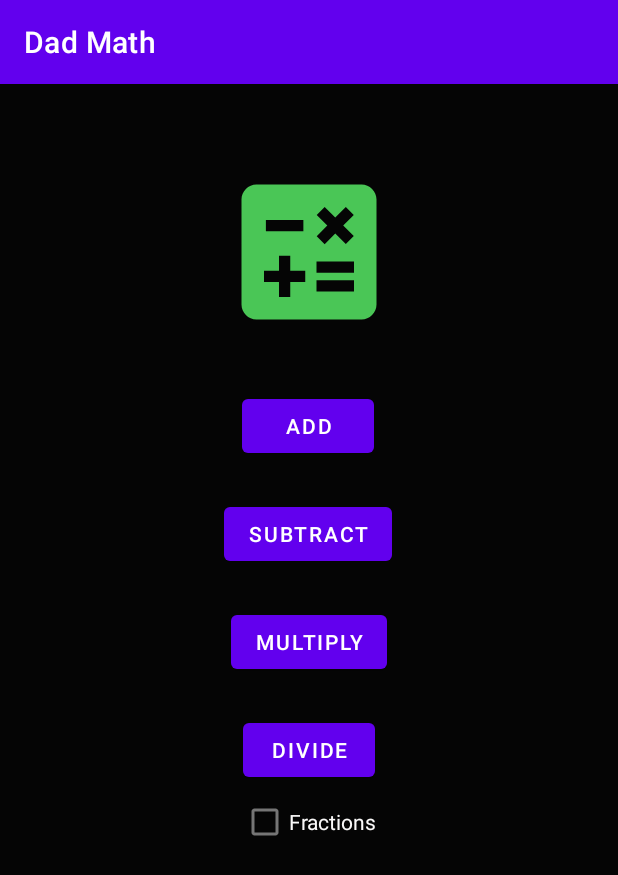
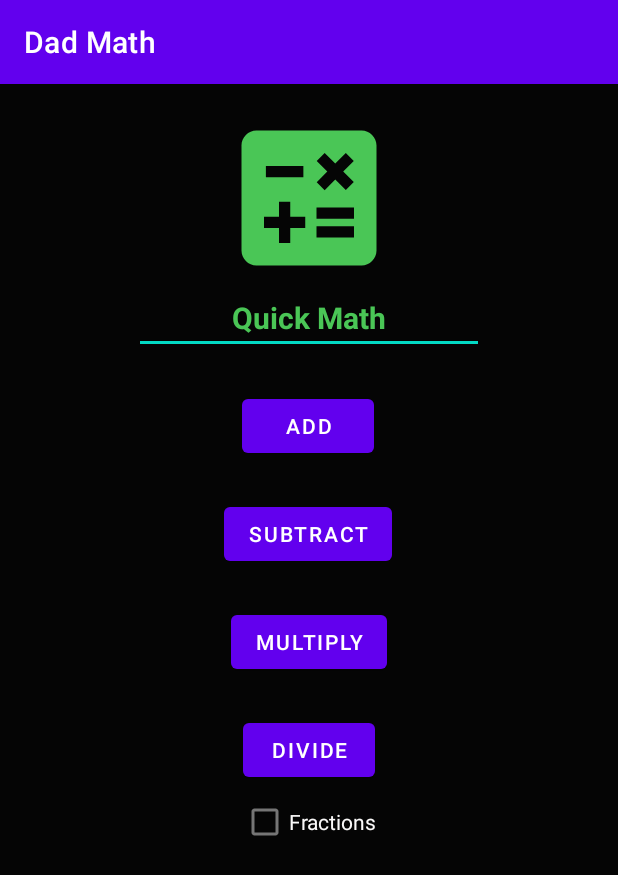
Before and after one commit to Tekiwana/Math, an Android app: the screen it shows after launch (MainActivity), on a phone screen of 412 x 824 dp. Shown: the top 875 px of the screen. Run offline under Robolectric (Android 15) with nearby library versions, the phone set to English and light mode, and no system bars.

Commit message:
Banner name added (Quick Math)

```diff
--- a/app/src/main/res/layout/activity_main.xml
+++ b/app/src/main/res/layout/activity_main.xml
@@ -54,7 +54,7 @@
         android:id="@+id/imageView2"
         android:layout_width="125dp"
         android:layout_height="120dp"
-        android:layout_marginTop="52dp"
+        android:layout_marginTop="16dp"
         app:layout_constraintEnd_toEndOf="parent"
         app:layout_constraintStart_toStartOf="parent"
         app:layout_constraintTop_toTopOf="parent"
@@ -70,4 +70,20 @@
         app:layout_constraintStart_toStartOf="parent"
         app:layout_constraintTop_toBottomOf="@+id/btn_divide" />
 
+    <EditText
+        android:id="@+id/banner_txt"
+        android:layout_width="wrap_content"
+        android:layout_height="wrap_content"
+        android:layout_marginBottom="24dp"
+        android:ems="10"
+        android:inputType="textPersonName"
+        android:text="Quick Math"
+        android:textAlignment="center"
+        android:textColor="#4AC656"
+        android:textSize="20sp"
+        android:textStyle="bold"
+        app:layout_constraintBottom_toTopOf="@+id/btn_add"
+        app:layout_constraintEnd_toEndOf="parent"
+        app:layout_constraintStart_toStartOf="parent" />
+
 </androidx.constraintlayout.widget.ConstraintLayout>
```
